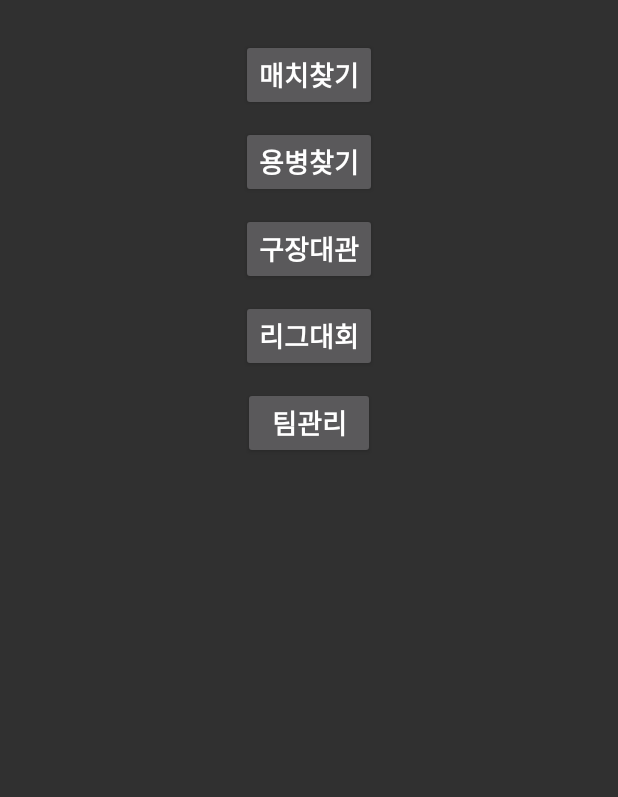
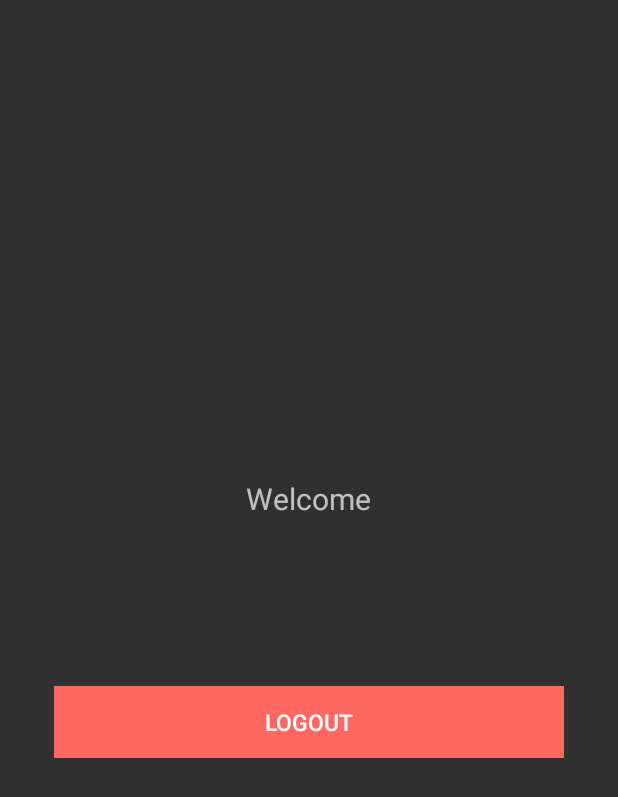
Before and after one commit to ihyunbeom/Hattrick_android, an Android app: the layout activity_main.xml on its own in the app's theme, with its tools: preview values and no code run, on a phone screen of 412 x 824 dp. Shown: the top 797 px of the screen. Run offline under Robolectric (Android 15) with nearby library versions, the phone set to English and light mode, and no system bars.

Commit message:
이메일 회원가입, 로그인, 로그아웃, 로그인 유지

```diff
--- a/HatTrick/app/src/main/AndroidManifest.xml
+++ b/HatTrick/app/src/main/AndroidManifest.xml
@@ -5,7 +5,7 @@
     <uses-permission android:name="android.permission.INTERNET" />
 
     <application
-        android:name=".AppController"
+        android:name="org.hat.hattrick.AppController"
         android:allowBackup="true"
         android:icon="@mipmap/ic_launcher"
         android:label="@string/app_name"
--- a/HatTrick/app/src/main/java/org/hat/hattrick/AppConfig.java
+++ b/HatTrick/app/src/main/java/org/hat/hattrick/AppConfig.java
@@ -6,8 +6,8 @@ package org.hat.hattrick;
 
 public class AppConfig {
     // Server user login url
-    public static String URL_LOGIN = "http://192.168.0.12/hattrick_db/login.php";
+    public static String URL_LOGIN = "http://192.168.0.12/diary_db/hattrick_db/login.php";
 
     // Server user register url
-    public static String URL_REGISTER = "http://192.168.0.12/hattrick_db/register.php";
+    public static String URL_REGISTER = "http://192.168.0.12/diary_db/hattrick_db/register.php";
 }
--- a/HatTrick/app/src/main/res/layout/activity_main.xml
+++ b/HatTrick/app/src/main/res/layout/activity_main.xml
@@ -11,72 +11,43 @@
     tools:context="org.hat.hattrick.MainActivity">
 
     <LinearLayout
-        android:layout_width="match_parent"
+        android:layout_width="fill_parent"
         android:layout_height="wrap_content"
-        android:layout_gravity="center"
-        android:orientation="vertical"
-        >
+        android:layout_centerInParent="true"
+        android:layout_marginLeft="20dp"
+        android:layout_marginRight="20dp"
+        android:gravity="center"
+        android:orientation="vertical" >
+
+        <TextView
+            android:layout_width="wrap_content"
+            android:layout_height="wrap_content"
+            android:text="@string/welcome"
+            android:textSize="20dp" />
+
+        <TextView
+            android:id="@+id/name"
+            android:layout_width="wrap_content"
+            android:layout_height="wrap_content"
+            android:padding="10dp"
+            android:textColor="@color/lbl_name"
+            android:textSize="24dp" />
+
+        <TextView
+            android:id="@+id/email"
+            android:layout_width="wrap_content"
+            android:layout_height="wrap_content"
+            android:textSize="13dp" />
 
         <Button
-            android:layout_width="wrap_content"
+            android:id="@+id/btnLogout"
+            android:layout_width="fill_parent"
             android:layout_height="wrap_content"
-            android:textSize="18dp"
-            android:textStyle="bold"
-            android:textColor="#FFFFFF"
-            android:text="매치찾기"
-            android:textAlignment="center"
-            android:id="@+id/findmatchButton"
-            android:layout_marginTop="10dp"
-            android:layout_gravity="center"
-            />
-        <Button
-            android:layout_width="wrap_content"
-            android:layout_height="wrap_content"
-            android:textSize="18dp"
-            android:textStyle="bold"
-            android:textColor="#FFFFFF"
-            android:text="용병찾기"
-            android:textAlignment="center"
-            android:id="@+id/findplayerButton"
-            android:layout_marginTop="10dp"
-            android:layout_gravity="center"
-            />
-        <Button
-            android:layout_width="wrap_content"
-            android:layout_height="wrap_content"
-            android:textSize="18dp"
-            android:textStyle="bold"
-            android:textColor="#FFFFFF"
-            android:text="구장대관"
-            android:textAlignment="center"
-            android:id="@+id/reserveButton"
-            android:layout_marginTop="10dp"
-            android:layout_gravity="center"
-            />
-        <Button
-            android:layout_width="wrap_content"
-            android:layout_height="wrap_content"
-            android:textSize="18dp"
-            android:textStyle="bold"
-            android:textColor="#FFFFFF"
-            android:text="리그대회"
-            android:textAlignment="center"
-            android:id="@+id/contestButton"
-            android:layout_marginTop="10dp"
-            android:layout_gravity="center"
-            />
-        <Button
-            android:layout_width="wrap_content"
-            android:layout_height="wrap_content"
-            android:textSize="18dp"
-            android:textStyle="bold"
-            android:textColor="#FFFFFF"
-            android:text="팀관리"
-            android:textAlignment="center"
-            android:id="@+id/teamButton"
-            android:layout_marginTop="10dp"
-            android:layout_gravity="center"
-            />
-
+            android:layout_marginTop="40dip"
+            android:background="@color/btn_logut_bg"
+            android:text="@string/btn_logout"
+            android:textAllCaps="false"
+            android:textColor="@color/white"
+            android:textSize="15dp" />
     </LinearLayout>
 </RelativeLayout>
--- a/HatTrick/app/src/main/res/layout/activity_match_list.xml
+++ b/HatTrick/app/src/main/res/layout/activity_match_list.xml
@@ -10,4 +10,6 @@
     android:paddingTop="@dimen/activity_vertical_margin"
     tools:context="org.hat.hattrick.MatchListActivity">
 
+
+
 </RelativeLayout>
--- a/HatTrick/app/src/main/res/values/strings.xml
+++ b/HatTrick/app/src/main/res/values/strings.xml
@@ -3,6 +3,7 @@
     <string name="hint_email">Email</string>
     <string name="hint_password">Password</string>
     <string name="hint_name">Fullname</string>
+    <string name="hint_phone">Phone number</string>
     <string name="btn_login">LOGIN</string>
     <string name="btn_register">REGISTER</string>
     <string name="btn_link_to_register">Not a member? Sign up now.</string>
```
Also changed, not shown: HatTrick/app/src/main/java/org/hat/hattrick/LoginActivity.java (+12 -0 lines), HatTrick/app/src/main/java/org/hat/hattrick/MainActivity.java (+60 -0 lines), HatTrick/app/src/main/res/layout/activity_login.xml (+9 -0 lines).
